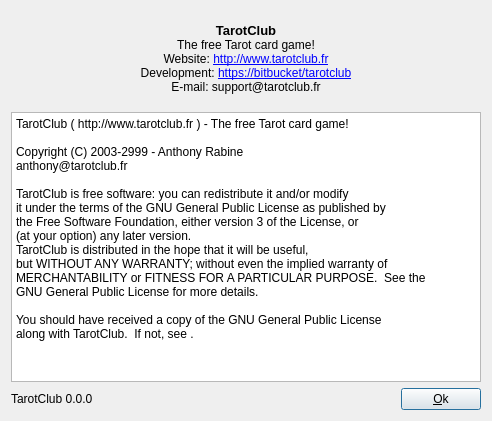
The window that src/tarotclub-gui/forms/AboutUI.ui (belegar/tarotclub) describes before a commit, drawn with Qt 5.
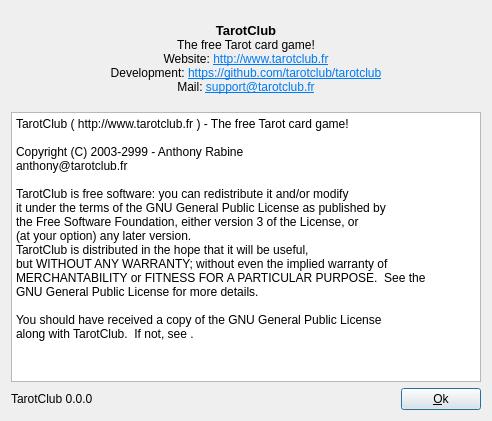
The same window after the commit.

```diff
--- a/src/tarotclub-gui/forms/AboutUI.ui
+++ b/src/tarotclub-gui/forms/AboutUI.ui
@@ -23,7 +23,7 @@
    <item>
     <widget class="QLabel" name="label">
      <property name="text">
-      <string>&lt;html&gt;&lt;head/&gt;&lt;body&gt;&lt;p align=&quot;center&quot;&gt;&lt;span style=&quot; font-size:10pt; font-weight:600;&quot;&gt;TarotClub&lt;/span&gt;&lt;br/&gt;The free Tarot card game!&lt;br/&gt;Website: &lt;a href=&quot;http://www.tarotclub.fr&quot;&gt;http://www.tarotclub.fr&lt;/a&gt;&lt;br/&gt;Development: &lt;a href=&quot;https://bitbucket/tarotclub&quot;&gt;https://bitbucket/tarotclub&lt;/a&gt;&lt;br/&gt;E-mail: support@tarotclub.fr&lt;/p&gt;&lt;/body&gt;&lt;/html&gt;</string>
+      <string>&lt;html&gt;&lt;head/&gt;&lt;body&gt;&lt;p align=&quot;center&quot;&gt;&lt;span style=&quot; font-size:10pt; font-weight:600;&quot;&gt;TarotClub&lt;/span&gt;&lt;br/&gt;The free Tarot card game!&lt;br/&gt;Website: &lt;a href=&quot;http://www.tarotclub.fr&quot;&gt;&lt;span style=&quot; text-decoration: underline; color:#007af4;&quot;&gt;http://www.tarotclub.fr&lt;/span&gt;&lt;/a&gt;&lt;br/&gt;Development: &lt;a href=&quot;https://github.com/tarotclub/tarotclub&quot;&gt;&lt;span style=&quot; text-decoration: underline; color:#007af4;&quot;&gt;https://github.com/tarotclub/tarotclub&lt;/span&gt;&lt;/a&gt;&lt;br/&gt;Mail: &lt;a href=&quot; support@tarotclub.fr&quot;&gt;&lt;span style=&quot; text-decoration: underline; color:#007af4;&quot;&gt;support@tarotclub.fr&lt;/span&gt;&lt;/a&gt;&lt;/p&gt;&lt;/body&gt;&lt;/html&gt;</string>
      </property>
     </widget>
    </item>
```
